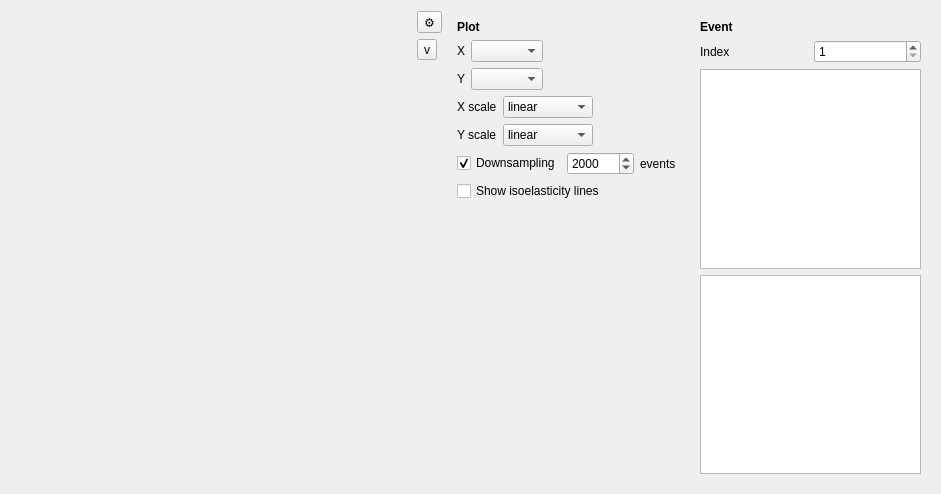
Before: the Qt Designer form shapeout2/gui/quick_view.ui in ZELLMECHANIK-DRESDEN/ShapeOut2, drawn with Qt 5.
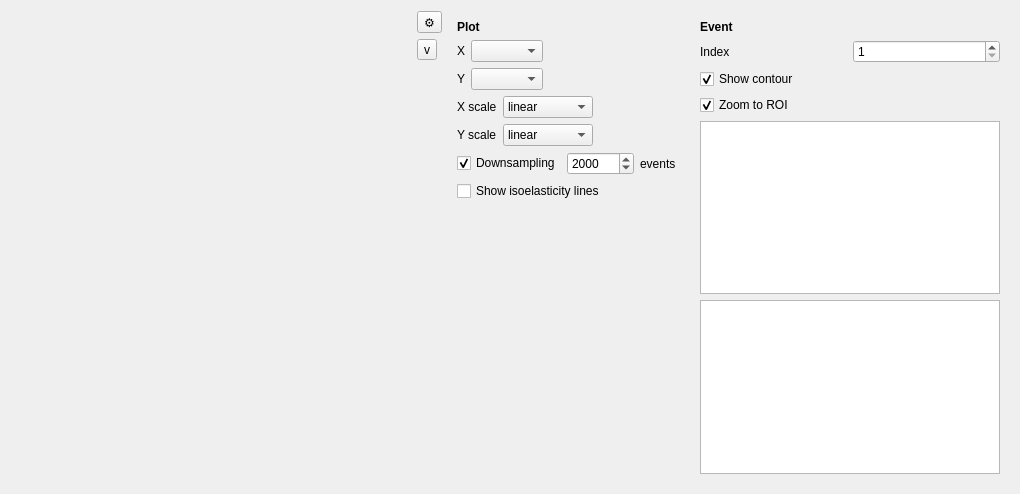
After: the same form once the commit is applied. Custom widgets are drawn as their Qt base class.

Commit message: display event image in QuickView

Patch:
```diff
--- a/shapeout2/gui/quick_view.ui
+++ b/shapeout2/gui/quick_view.ui
@@ -275,10 +275,37 @@
        </layout>
       </item>
       <item>
-       <widget class="ImageView" name="graphicsView_image"/>
+       <widget class="QCheckBox" name="checkBox_contour">
+        <property name="text">
+         <string>Show contour</string>
+        </property>
+        <property name="checked">
+         <bool>true</bool>
+        </property>
+       </widget>
       </item>
       <item>
-       <widget class="ImageView" name="graphicsView_trace"/>
+       <widget class="QCheckBox" name="checkBox_zoom_roi">
+        <property name="text">
+         <string>Zoom to ROI</string>
+        </property>
+        <property name="checked">
+         <bool>true</bool>
+        </property>
+       </widget>
+      </item>
+      <item>
+       <widget class="ImageView" name="imageView_image">
+        <property name="minimumSize">
+         <size>
+          <width>300</width>
+          <height>0</height>
+         </size>
+        </property>
+       </widget>
+      </item>
+      <item>
+       <widget class="ImageView" name="imageView_trace"/>
       </item>
      </layout>
     </widget>
```
The commit also changes 1 other file.
